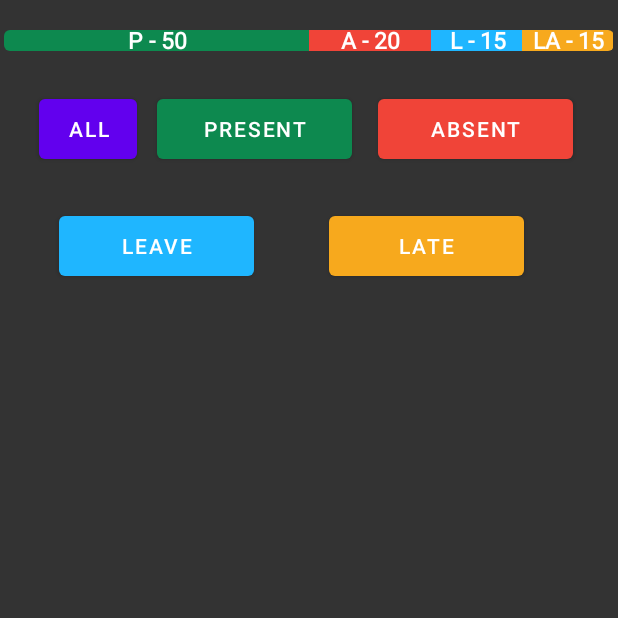
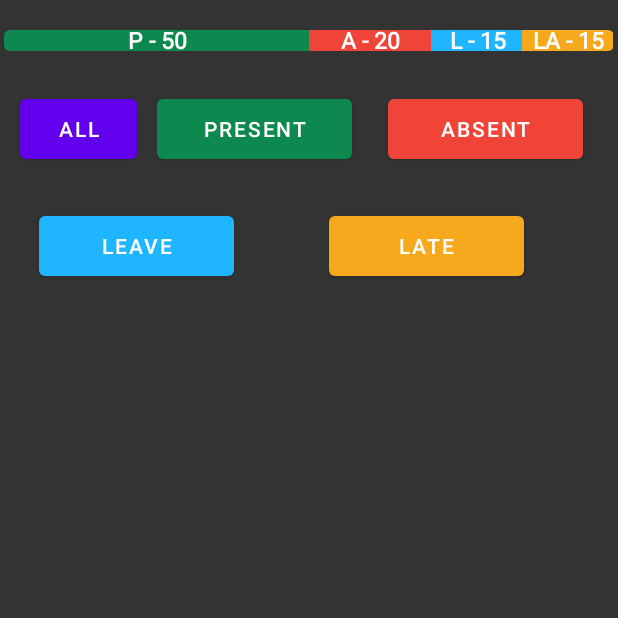
Before and after one commit to SultanAyubi360/SeekbarLibrary, an Android app: the screen it shows after launch (MainActivity), on a phone screen of 412 x 824 dp, the top half of it. Run offline under Robolectric (Android 15) with nearby library versions, the phone set to English and light mode, and no system bars; our stand-ins replace sdp/ssp sizes.

Commit message:
initial comment

```diff
--- a/app/src/main/res/layout/activity_main.xml
+++ b/app/src/main/res/layout/activity_main.xml
@@ -35,13 +35,14 @@
     <com.google.android.material.button.MaterialButton
         android:id="@+id/btnAll"
         android:layout_height="@dimen/_40sdp"
-        android:layout_width="@dimen/_50sdp"
+        android:layout_width="@dimen/_60sdp"
         android:layout_marginTop="@dimen/_20sdp"
         android:text="All"
+        android:textColor="@color/white"
         app:backgroundTint="@color/colorPrimary"
         android:visibility="visible"
         app:layout_constraintTop_toBottomOf="@id/seekCard"
-        android:layout_marginStart="@dimen/_20sdp"
+        android:layout_marginStart="@dimen/_10sdp"
         app:layout_constraintStart_toStartOf="parent">
 
     </com.google.android.material.button.MaterialButton>
@@ -53,6 +54,7 @@
         android:layout_marginTop="@dimen/_20sdp"
         android:text="Present"
         android:visibility="visible"
+        android:textColor="@color/white"
         app:backgroundTint="@color/present_green"
         app:layout_constraintTop_toBottomOf="@id/seekCard"
         android:layout_marginStart="@dimen/_10sdp"
@@ -67,10 +69,11 @@
         android:layout_marginTop="@dimen/_20sdp"
         android:text="Absent"
         android:visibility="visible"
+        android:textColor="@color/white"
         app:backgroundTint="@color/absent_red"
         app:layout_constraintTop_toBottomOf="@id/seekCard"
         android:layout_marginStart="@dimen/_10sdp"
-        android:layout_marginEnd="@dimen/_20sdp"
+        android:layout_marginEnd="@dimen/_10sdp"
         app:layout_constraintEnd_toEndOf="parent"
         app:layout_constraintStart_toEndOf="@id/btnPresent">
 
@@ -83,9 +86,10 @@
         android:layout_marginTop="@dimen/_20sdp"
         android:text="Leave"
         android:visibility="visible"
+        android:textColor="@color/white"
         app:backgroundTint="@color/leaves_blue"
         app:layout_constraintTop_toBottomOf="@id/btnAbsent"
-        android:layout_marginStart="@dimen/_30sdp"
+        android:layout_marginStart="@dimen/_20sdp"
         app:layout_constraintStart_toStartOf="parent">
 
     </com.google.android.material.button.MaterialButton>
@@ -96,12 +100,13 @@
         android:layout_width="@dimen/_100sdp"
         android:text="Late"
         android:visibility="visible"
+        android:textColor="@color/white"
         app:backgroundTint="@color/latearrival_yellow"
         app:layout_constraintTop_toTopOf="@id/btnLeave"
         app:layout_constraintBottom_toBottomOf="@id/btnLeave"
         android:layout_marginStart="@dimen/_20sdp"
         app:layout_constraintEnd_toEndOf="parent"
-        android:layout_marginEnd="@dimen/_30sdp"
+        android:layout_marginEnd="@dimen/_20sdp"
         app:layout_constraintStart_toEndOf="@id/btnLeave">
 
     </com.google.android.material.button.MaterialButton>
```
